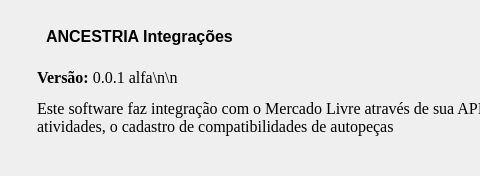
The window that src/main/python/ancestria/gui/ui/frm_sobre.ui (thiagodiasbispo/WildHorse) describes before a commit, drawn with Qt 5; both pictures show x 0 to 480 and y 0 to 176 of the 690 by 176 pixel window.
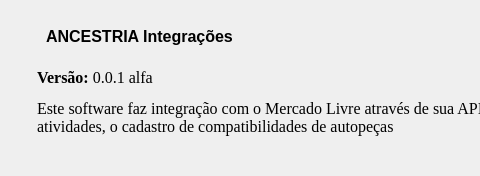
The same window after the commit. Icons and pictures are not drawn.

```diff
--- a/src/main/python/ancestria/gui/ui/frm_sobre.ui
+++ b/src/main/python/ancestria/gui/ui/frm_sobre.ui
@@ -123,7 +123,7 @@
           <string notr="true"/>
          </property>
          <property name="text">
-          <string>&lt;html&gt;&lt;head/&gt;&lt;body&gt;&lt;p&gt;&lt;span style=&quot; font-weight:600;&quot;&gt;Versão: &lt;/span&gt;0.0.1 alfa\n\n&lt;/p&gt;&lt;p&gt;Este software faz integração com o Mercado Livre através de sua API, permitindo, dentre outras atividades, o cadastro de compatibilidades de autopeças&lt;/p&gt;&lt;/body&gt;&lt;/html&gt;</string>
+          <string>&lt;html&gt;&lt;head/&gt;&lt;body&gt;&lt;p&gt;&lt;span style=&quot; font-weight:600;&quot;&gt;Versão: &lt;/span&gt;0.0.1 alfa&lt;/p&gt;&lt;p&gt;Este software faz integração com o Mercado Livre através de sua API, permitindo, dentre outras atividades, o cadastro de compatibilidades de autopeças&lt;/p&gt;&lt;/body&gt;&lt;/html&gt;</string>
          </property>
          <property name="wordWrap">
           <bool>true</bool>
```
